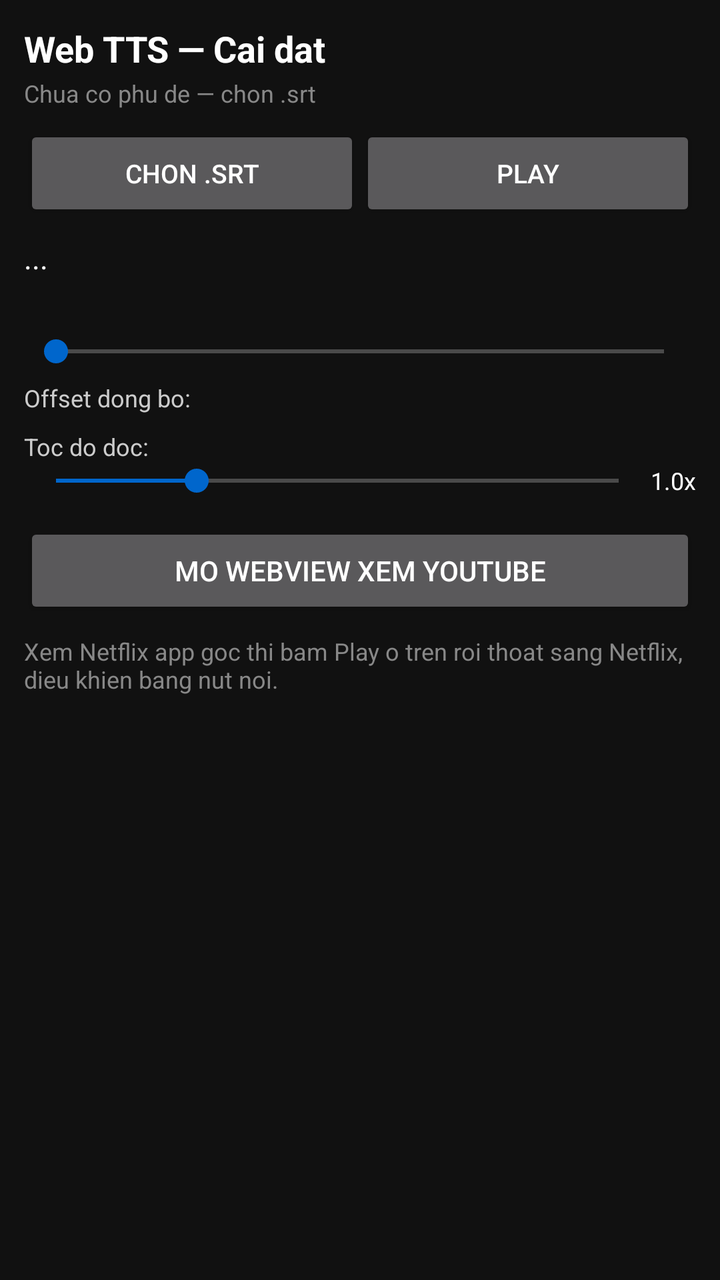
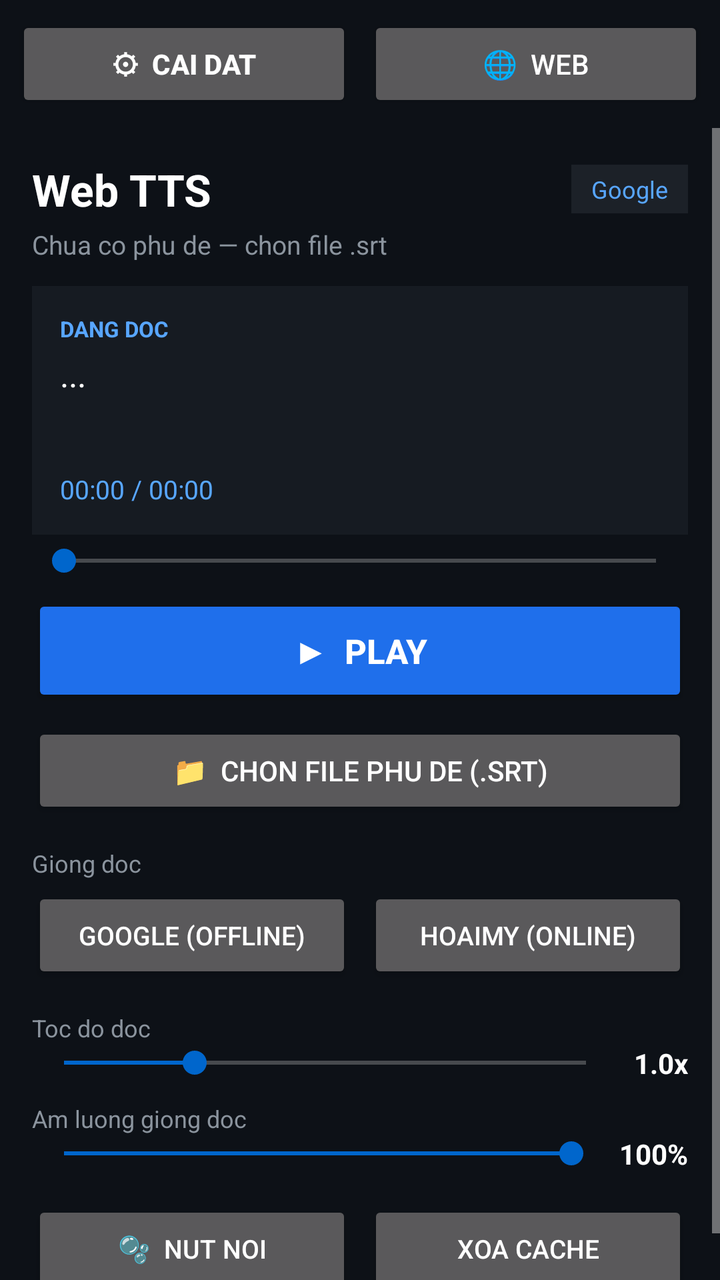

An Android layout rendered at two revisions. The XML below is the earlier revision; the diff shows what the commit changed to produce the second picture.
<!-- AndroidManifest.xml: application theme Theme.WebTTS -->
<!-- res/layout/activity_main.xml -->
<?xml version="1.0" encoding="utf-8"?>
<ScrollView xmlns:android="http://schemas.android.com/apk/res/android"
    android:layout_width="match_parent"
    android:layout_height="match_parent"
    android:background="#111111"
    android:fillViewport="true">

    <LinearLayout
        android:layout_width="match_parent"
        android:layout_height="wrap_content"
        android:orientation="vertical"
        android:padding="12dp">

        <TextView
            android:layout_width="wrap_content"
            android:layout_height="wrap_content"
            android:text="Web TTS — Cai dat"
            android:textColor="#FFFFFF"
            android:textSize="18sp"
            android:textStyle="bold" />

        <TextView
            android:id="@+id/tvStatus"
            android:layout_width="wrap_content"
            android:layout_height="wrap_content"
            android:layout_marginTop="2dp"
            android:text="Chua co phu de — chon .srt"
            android:textColor="#888888"
            android:textSize="12sp" />

        <LinearLayout
            android:layout_width="match_parent"
            android:layout_height="wrap_content"
            android:layout_marginTop="8dp"
            android:orientation="horizontal">

            <Button
                android:id="@+id/btnPickSrt"
                android:layout_width="0dp"
                android:layout_height="wrap_content"
                android:layout_weight="1"
                android:text="Chon .srt"
                android:textSize="13sp" />

            <Button
                android:id="@+id/btnPlayPause"
                android:layout_width="0dp"
                android:layout_height="wrap_content"
                android:layout_weight="1"
                android:text="Play"
                android:textSize="13sp" />
        </LinearLayout>

        <TextView
            android:id="@+id/tvCue"
            android:layout_width="match_parent"
            android:layout_height="wrap_content"
            android:layout_marginTop="8dp"
            android:minHeight="48dp"
            android:maxLines="4"
            android:ellipsize="end"
            android:text="..."
            android:textColor="#FFFFFF"
            android:textSize="15sp" />

        <SeekBar
            android:id="@+id/seekPos"
            android:layout_width="match_parent"
            android:layout_height="wrap_content" />

        <TextView
            android:layout_width="wrap_content"
            android:layout_height="wrap_content"
            android:layout_marginTop="6dp"
            android:text="Offset dong bo:"
            android:textColor="#CCCCCC"
            android:textSize="12sp" />

        <HorizontalScrollView
            android:layout_width="match_parent"
            android:layout_height="wrap_content"
            android:scrollbars="none">

            <LinearLayout
                android:id="@+id/rowOffset"
                android:layout_width="wrap_content"
                android:layout_height="wrap_content"
                android:orientation="horizontal" />
        </HorizontalScrollView>

        <TextView
            android:layout_width="wrap_content"
            android:layout_height="wrap_content"
            android:layout_marginTop="8dp"
            android:text="Toc do doc:"
            android:textColor="#CCCCCC"
            android:textSize="12sp" />

        <LinearLayout
            android:layout_width="match_parent"
            android:layout_height="wrap_content"
            android:gravity="center_vertical"
            android:orientation="horizontal">

            <SeekBar
                android:id="@+id/seekRate"
                android:layout_width="0dp"
                android:layout_height="wrap_content"
                android:layout_weight="1"
                android:max="200"
                android:progress="50" />

            <TextView
                android:id="@+id/tvRate"
                android:layout_width="wrap_content"
                android:layout_height="wrap_content"
                android:text="1.0x"
                android:textColor="#FFFFFF"
                android:textSize="12sp" />
        </LinearLayout>

        <Button
            android:id="@+id/btnOpenWeb"
            android:layout_width="match_parent"
            android:layout_height="wrap_content"
            android:layout_marginTop="12dp"
            android:text="Mo WebView xem YouTube"
            android:textSize="14sp" />

        <TextView
            android:layout_width="wrap_content"
            android:layout_height="wrap_content"
            android:layout_marginTop="8dp"
            android:text="Xem Netflix app goc thi bam Play o tren roi thoat sang Netflix, dieu khien bang nut noi."
            android:textColor="#888888"
            android:textSize="12sp" />

    </LinearLayout>
</ScrollView>
<!-- resources referenced by this layout -->
<resources>
  <style name="Theme.WebTTS" parent="Theme.AppCompat.NoActionBar">
          <item name="colorPrimary">#0066CC</item>
          <item name="colorPrimaryDark">#004C99</item>
          <item name="colorAccent">#0066CC</item>
          <item name="android:windowBackground">#111111</item>
          <item name="android:textColorPrimary">#FFFFFF</item>
          <item name="android:textColorSecondary">#CCCCCC</item>
          <item name="alertDialogTheme">@style/Theme.WebTTS.Dialog</item>
      </style>
  <style name="Theme.WebTTS.Dialog" parent="Theme.AppCompat.Dialog.Alert">
          <item name="colorPrimary">#0066CC</item>
          <item name="colorAccent">#0066CC</item>
          <item name="android:windowBackground">#222222</item>
          <item name="android:textColorPrimary">#FFFFFF</item>
          <item name="android:textColorSecondary">#CCCCCC</item>
      </style>
</resources>

<!-- the commit's change to res/layout/activity_main.xml (unified diff, before → after) -->
@@ -1,139 +1,415 @@
 <?xml version="1.0" encoding="utf-8"?>
-<ScrollView xmlns:android="http://schemas.android.com/apk/res/android"
+<LinearLayout xmlns:android="http://schemas.android.com/apk/res/android"
     android:layout_width="match_parent"
     android:layout_height="match_parent"
-    android:background="#111111"
-    android:fillViewport="true">
-
+    android:orientation="vertical"
+    android:background="#0D1117">
+
+    
     <LinearLayout
         android:layout_width="match_parent"
         android:layout_height="wrap_content"
-        android:orientation="vertical"
-        android:padding="12dp">
-
-        <TextView
-            android:layout_width="wrap_content"
-            android:layout_height="wrap_content"
-            android:text="Web TTS — Cai dat"
-            android:textColor="#FFFFFF"
-            android:textSize="18sp"
+        android:orientation="horizontal"
+        android:padding="8dp">
+
+        <Button
+            android:id="@+id/tabSetup"
+            android:layout_width="0dp"
+            android:layout_height="wrap_content"
+            android:layout_weight="1"
+            android:text="⚙  Cai dat"
+            android:textSize="14sp"
             android:textStyle="bold" />
 
-        <TextView
-            android:id="@+id/tvStatus"
-            android:layout_width="wrap_content"
-            android:layout_height="wrap_content"
-            android:layout_marginTop="2dp"
-            android:text="Chua co phu de — chon .srt"
-            android:textColor="#888888"
-            android:textSize="12sp" />
+        <Button
+            android:id="@+id/tabWeb"
+            android:layout_width="0dp"
+            android:layout_height="wrap_content"
+            android:layout_marginStart="8dp"
+            android:layout_weight="1"
+            android:text="🌐  Web"
+            android:textSize="14sp" />
+    </LinearLayout>
+
+    
+    <ScrollView
+        android:id="@+id/paneSetup"
+        android:layout_width="match_parent"
+        android:layout_height="0dp"
+        android:layout_weight="1"
+        android:fillViewport="true">
 
         <LinearLayout
             android:layout_width="match_parent"
             android:layout_height="wrap_content"
-            android:layout_marginTop="8dp"
-            android:orientation="horizontal">
+            android:orientation="vertical"
+            android:padding="16dp">
+
+            <LinearLayout
+                android:layout_width="match_parent"
+                android:layout_height="wrap_content"
+                android:gravity="center_vertical"
+                android:orientation="horizontal">
+
+                <TextView
+                    android:layout_width="0dp"
+                    android:layout_height="wrap_content"
+                    android:layout_weight="1"
+                    android:text="Web TTS"
+                    android:textColor="#FFFFFF"
+                    android:textSize="22sp"
+                    android:textStyle="bold" />
+
+                <TextView
+                    android:id="@+id/tvVoiceBadge"
+                    android:layout_width="wrap_content"
+                    android:layout_height="wrap_content"
+                    android:background="#1C2128"
+                    android:paddingLeft="10dp"
+                    android:paddingRight="10dp"
+                    android:paddingTop="4dp"
+                    android:paddingBottom="4dp"
+                    android:text="Google"
+                    android:textColor="#58A6FF"
+                    android:textSize="12sp" />
+            </LinearLayout>
+
+            <TextView
+                android:id="@+id/tvStatus"
+                android:layout_width="wrap_content"
+                android:layout_height="wrap_content"
+                android:layout_marginTop="4dp"
+                android:text="Chua co phu de — chon file .srt"
+                android:textColor="#8B949E"
+                android:textSize="13sp" />
+
+            
+            <LinearLayout
+                android:layout_width="match_parent"
+                android:layout_height="wrap_content"
+                android:layout_marginTop="12dp"
+                android:background="#161B22"
+                android:orientation="vertical"
+                android:padding="14dp">
+
+                <TextView
+                    android:layout_width="wrap_content"
+                    android:layout_height="wrap_content"
+                    android:text="DANG DOC"
+                    android:textColor="#58A6FF"
+                    android:textSize="11sp"
+                    android:textStyle="bold" />
+
+                <TextView
+                    android:id="@+id/tvCue"
+                    android:layout_width="match_parent"
+                    android:layout_height="wrap_content"
+                    android:layout_marginTop="4dp"
+                    android:minHeight="56dp"
+                    android:maxLines="4"
+                    android:ellipsize="end"
+                    android:text="..."
+                    android:textColor="#FFFFFF"
+                    android:textSize="17sp" />
+
+                <TextView
+                    android:id="@+id/tvTime"
+                    android:layout_width="wrap_content"
+                    android:layout_height="wrap_content"
+                    android:layout_marginTop="4dp"
+                    android:text="00:00 / 00:00"
+                    android:textColor="#58A6FF"
+                    android:textSize="13sp" />
+            </LinearLayout>
+
+            <SeekBar
+                android:id="@+id/seekPos"
+                android:layout_width="match_parent"
+                android:layout_height="wrap_content"
+                android:layout_marginTop="4dp" />
+
+            <Button
+                android:id="@+id/btnPlayPause"
+                android:layout_width="match_parent"
+                android:layout_height="56dp"
+                android:layout_marginTop="8dp"
+                android:backgroundTint="#1F6FEB"
+                android:text="▶  Play"
+                android:textSize="17sp"
+                android:textStyle="bold" />
 
             <Button
                 android:id="@+id/btnPickSrt"
-                android:layout_width="0dp"
-                android:layout_height="wrap_content"
-                android:layout_weight="1"
-                android:text="Chon .srt"
-                android:textSize="13sp" />
-
-            <Button
-                android:id="@+id/btnPlayPause"
-                android:layout_width="0dp"
-                android:layout_height="wrap_content"
-                android:layout_weight="1"
-                android:text="Play"
-                android:textSize="13sp" />
+                android:layout_width="match_parent"
+                android:layout_height="wrap_content"
+                android:layout_marginTop="8dp"
+                android:text="📁  Chon file phu de (.srt)"
+                android:textSize="14sp" />
+
+            <TextView
+                android:layout_width="wrap_content"
+                android:layout_height="wrap_content"
+                android:layout_marginTop="14dp"
+                android:text="Giong doc"
+                android:textColor="#8B949E"
+                android:textSize="12sp" />
+
+            <LinearLayout
+                android:layout_width="match_parent"
+                android:layout_height="wrap_content"
+                android:layout_marginTop="4dp"
+                android:orientation="horizontal">
+
+                <Button
+                    android:id="@+id/btnVoiceGoogle"
+                    android:layout_width="0dp"
+                    android:layout_height="wrap_content"
+                    android:layout_weight="1"
+                    android:text="Google (offline)"
+                    android:textSize="13sp" />
+
+                <Button
+                    android:id="@+id/btnVoiceHoaiMy"
+                    android:layout_width="0dp"
+                    android:layout_height="wrap_content"
+                    android:layout_marginStart="8dp"
+                    android:layout_weight="1"
+                    android:text="HoaiMy (online)"
+                    android:textSize="13sp" />
+            </LinearLayout>
+
+            <TextView
+                android:layout_width="wrap_content"
+                android:layout_height="wrap_content"
+                android:layout_marginTop="14dp"
+                android:text="Toc do doc"
+                android:textColor="#8B949E"
+                android:textSize="12sp" />
+
+            <LinearLayout
+                android:layout_width="match_parent"
+                android:layout_height="wrap_content"
+                android:gravity="center_vertical"
+                android:orientation="horizontal">
+
+                <SeekBar
+                    android:id="@+id/seekRate"
+                    android:layout_width="0dp"
+                    android:layout_height="wrap_content"
+                    android:layout_weight="1"
+                    android:max="200"
+                    android:progress="50" />
+
+                <TextView
+                    android:id="@+id/tvRate"
+                    android:layout_width="wrap_content"
+                    android:layout_height="wrap_content"
+                    android:layout_marginStart="8dp"
+                    android:text="1.0x"
+                    android:textColor="#FFFFFF"
+                    android:textSize="14sp"
+                    android:textStyle="bold" />
+            </LinearLayout>
+
+            <TextView
+                android:layout_width="wrap_content"
+                android:layout_height="wrap_content"
+                android:layout_marginTop="10dp"
+                android:text="Am luong giong doc"
+                android:textColor="#8B949E"
+                android:textSize="12sp" />
+
+            <LinearLayout
+                android:layout_width="match_parent"
+                android:layout_height="wrap_content"
+                android:gravity="center_vertical"
+                android:orientation="horizontal">
+
+                <SeekBar
+                    android:id="@+id/seekTtsVol"
+                    android:layout_width="0dp"
+                    android:layout_height="wrap_content"
+                    android:layout_weight="1"
+                    android:max="100"
+                    android:progress="100" />
+
+                <TextView
+                    android:id="@+id/tvTtsVol"
+                    android:layout_width="wrap_content"
+                    android:layout_height="wrap_content"
+                    android:layout_marginStart="8dp"
+                    android:text="100%"
+                    android:textColor="#FFFFFF"
+                    android:textSize="14sp"
+                    android:textStyle="bold" />
+            </LinearLayout>
+
+            <LinearLayout
+                android:layout_width="match_parent"
+                android:layout_height="wrap_content"
+                android:layout_marginTop="14dp"
+                android:orientation="horizontal">
+
+                <Button
+                    android:id="@+id/btnFloat"
+                    android:layout_width="0dp"
+                    android:layout_height="wrap_content"
+                    android:layout_weight="1"
+                    android:text="🫧  Nut noi"
+                    android:textSize="13sp" />
+
+                <Button
+                    android:id="@+id/btnClearCache"
+                    android:layout_width="0dp"
+                    android:layout_height="wrap_content"
+                    android:layout_marginStart="8dp"
+                    android:layout_weight="1"
+                    android:text="Xoa cache"
+                    android:textSize="13sp" />
+            </LinearLayout>
         </LinearLayout>
-
-        <TextView
-            android:id="@+id/tvCue"
+    </ScrollView>
+
+    
+    <LinearLayout
+        android:id="@+id/paneWeb"
+        android:layout_width="match_parent"
+        android:layout_height="0dp"
+        android:layout_weight="1"
+        android:orientation="vertical"
+        android:visibility="gone">
+
+        <LinearLayout
+            android:id="@+id/webBar"
             android:layout_width="match_parent"
             android:layout_height="wrap_content"
-            android:layout_marginTop="8dp"
-            android:minHeight="48dp"
-            android:maxLines="4"
-            android:ellipsize="end"
-            android:text="..."
-            android:textColor="#FFFFFF"
-            android:textSize="15sp" />
-
-        <SeekBar
-            android:id="@+id/seekPos"
+            android:gravity="center_vertical"
+            android:orientation="horizontal"
+            android:padding="8dp">
+
+            <EditText
+                android:id="@+id/etUrl"
+                android:layout_width="0dp"
+                android:layout_height="wrap_content"
+                android:layout_weight="1"
+                android:hint="Nhap link web"
+                android:textColor="#FFFFFF"
+                android:textColorHint="#777777"
+                android:textSize="13sp"
+                android:singleLine="true"
+                android:inputType="textUri"
+                android:background="#222222"
+                android:padding="8dp" />
+
+            <Button
+                android:id="@+id/btnGo"
+                android:layout_width="wrap_content"
+                android:layout_height="wrap_content"
+                android:layout_marginStart="6dp"
+                android:text="Di"
+                android:textSize="12sp" />
+        </LinearLayout>
+
+        <LinearLayout
+            android:id="@+id/rowPreset"
             android:layout_width="match_parent"
-            android:layout_height="wrap_content" />
-
-        <TextView
-            android:layout_width="wrap_content"
-            android:layout_height="wrap_content"
-            android:layout_marginTop="6dp"
-            android:text="Offset dong bo:"
-            android:textColor="#CCCCCC"
-            android:textSize="12sp" />
-
-        <HorizontalScrollView
+            android:layout_height="wrap_content"
+            android:orientation="horizontal"
+            android:paddingLeft="8dp"
+            android:paddingRight="8dp">
+
+            <Button
+                android:id="@+id/btnPresetYt"
+                android:layout_width="0dp"
+                android:layout_height="wrap_content"
+                android:layout_weight="1"
+                android:text="YouTube"
+                android:textSize="12sp" />
+
+            <Button
+                android:id="@+id/btnPresetFpt"
+                android:layout_width="0dp"
+                android:layout_height="wrap_content"
+                android:layout_weight="1"
+                android:text="FPT Play"
+                android:textSize="12sp" />
+
+            <Button
+                android:id="@+id/btnPresetTv"
+                android:layout_width="0dp"
+                android:layout_height="wrap_content"
+                android:layout_weight="1"
+                android:text="TV360"
+                android:textSize="12sp" />
+
+            <Button
+                android:id="@+id/btnDesktop"
+                android:layout_width="0dp"
+                android:layout_height="wrap_content"
+                android:layout_weight="1"
+                android:text="Desktop"
+                android:textSize="12sp" />
+        </LinearLayout>
+
+        <LinearLayout
+            android:id="@+id/volBar"
             android:layout_width="match_parent"
             android:layout_height="wrap_content"
-            android:scrollbars="none">
-
-            <LinearLayout
-                android:id="@+id/rowOffset"
-                android:layout_width="wrap_content"
-                android:layout_height="wrap_content"
-                android:orientation="horizontal" />
-        </HorizontalScrollView>
-
-        <TextView
-            android:layout_width="wrap_content"
-            android:layout_height="wrap_content"
-            android:layout_marginTop="8dp"
-            android:text="Toc do doc:"
-            android:textColor="#CCCCCC"
-            android:textSize="12sp" />
-
-        <LinearLayout
+            android:gravity="center_vertical"
+            android:orientation="horizontal"
+            android:paddingLeft="8dp"
+            android:paddingRight="8dp">
+
+            <TextView
+                android:layout_width="wrap_content"
+                android:layout_height="wrap_content"
+                android:text="Video:"
+                android:textColor="#CCCCCC"
+                android:textSize="12sp" />
+
+            <SeekBar
+                android:id="@+id/seekVideoVol"
+                android:layout_width="0dp"
+                android:layout_height="wrap_content"
+                android:layout_weight="1"
+                android:max="100"
+                android:progress="30" />
+
+            <TextView
+                android:id="@+id/tvVideoVol"
+                android:layout_width="wrap_content"
+                android:layout_height="wrap_content"
+                android:text="30%"
+                android:textColor="#FFFFFF"
+                android:textSize="12sp" />
+
+            <Button
+                android:id="@+id/btnMute"
+                android:layout_width="wrap_content"
+                android:layout_height="wrap_content"
+                android:text="Tat tieng"
+                android:textSize="12sp" />
+
+            <Button
+                android:id="@+id/btnFullscreen"
+                android:layout_width="wrap_content"
+                android:layout_height="wrap_content"
+                android:text="Phong to"
+                android:textSize="12sp" />
+        </LinearLayout>
+
+        <FrameLayout
+            android:id="@+id/webContainer"
             android:layout_width="match_parent"
-            android:layout_height="wrap_content"
-            android:gravity="center_vertical"
-            android:orientation="horizontal">
-
-            <SeekBar
-                android:id="@+id/seekRate"
-                android:layout_width="0dp"
-                android:layout_height="wrap_content"
-                android:layout_weight="1"
-                android:max="200"
-                android:progress="50" />
-
-            <TextView
-                android:id="@+id/tvRate"
-                android:layout_width="wrap_content"
-                android:layout_height="wrap_content"
-                android:text="1.0x"
-                android:textColor="#FFFFFF"
-                android:textSize="12sp" />
-        </LinearLayout>
-
-        <Button
-            android:id="@+id/btnOpenWeb"
-            android:layout_width="match_parent"
-            android:layout_height="wrap_content"
-            android:layout_marginTop="12dp"
-            android:text="Mo WebView xem YouTube"
-            android:textSize="14sp" />
-
-        <TextView
-            android:layout_width="wrap_content"
-            android:layout_height="wrap_content"
-            android:layout_marginTop="8dp"
-            android:text="Xem Netflix app goc thi bam Play o tren roi thoat sang Netflix, dieu khien bang nut noi."
-            android:textColor="#888888"
-            android:textSize="12sp" />
-
+            android:layout_height="0dp"
+            android:layout_weight="1"
+            android:layout_marginTop="4dp">
+
+            <WebView
+                android:id="@+id/webView"
+                android:layout_width="match_parent"
+                android:layout_height="match_parent" />
+        </FrameLayout>
     </LinearLayout>
-</ScrollView>
+
+</LinearLayout>
